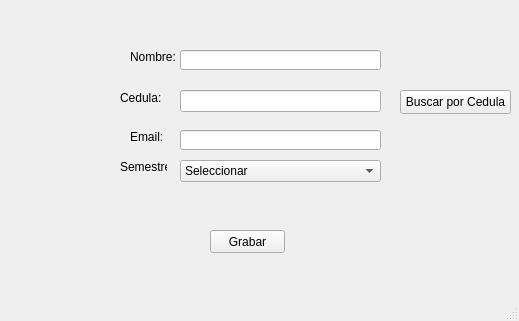
Old version of the form GUI/vtn_principal.ui in the repository gvalarezog/POO_2023_C2_GUI_BBDD.
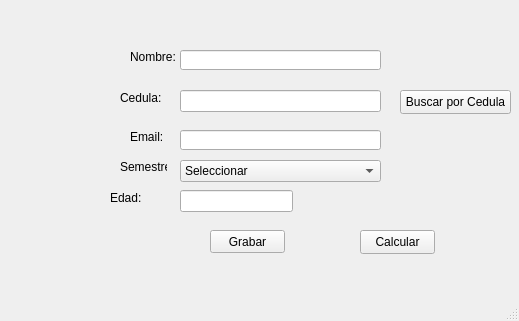
New version of the form.

Commit message: add EDAD sin calcular con Fecha Nac

The edit to the form file:
```diff
--- a/GUI/vtn_principal.ui
+++ b/GUI/vtn_principal.ui
@@ -155,6 +155,42 @@
      <string>Buscar por Cedula</string>
     </property>
    </widget>
+   <widget class="QLineEdit" name="txt_edad">
+    <property name="geometry">
+     <rect>
+      <x>180</x>
+      <y>190</y>
+      <width>113</width>
+      <height>22</height>
+     </rect>
+    </property>
+   </widget>
+   <widget class="QLabel" name="lbl_edad">
+    <property name="geometry">
+     <rect>
+      <x>110</x>
+      <y>190</y>
+      <width>49</width>
+      <height>16</height>
+     </rect>
+    </property>
+    <property name="text">
+     <string>Edad:</string>
+    </property>
+   </widget>
+   <widget class="QPushButton" name="btn_calcular">
+    <property name="geometry">
+     <rect>
+      <x>360</x>
+      <y>230</y>
+      <width>75</width>
+      <height>24</height>
+     </rect>
+    </property>
+    <property name="text">
+     <string>Calcular</string>
+    </property>
+   </widget>
   </widget>
   <widget class="QStatusBar" name="sb_estado"/>
  </widget>
```
The commit also changes 10 other files.
